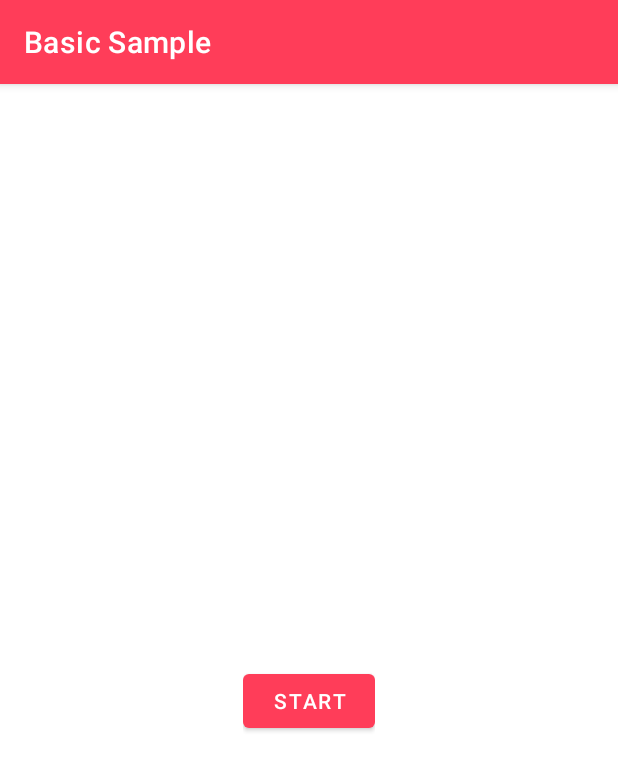
After one commit to deeplyinc/listen-sdk-android-samples, an Android app: the ForegroundServiceActivity screen opened directly, with no data from a screen before it, on a phone screen of 412 x 824 dp. The commit adds this screen. Shown: the top 771 px of the screen. Run offline under Robolectric (Android 15) with nearby library versions, the phone set to English and light mode, and no system bars; our stand-ins replace data binding.

Commit message:
feat: add foreground service example

```diff
--- a/BasicSample/app/src/main/java/com/deeplyinc/listen/samples/basic/MainActivity.kt
+++ b/BasicSample/app/src/main/java/com/deeplyinc/listen/samples/basic/MainActivity.kt
@@ -8,6 +8,7 @@ import androidx.databinding.DataBindingUtil
 import com.deeplyinc.listen.samples.basic.async.AsyncAudioRecordActivity
 import com.deeplyinc.listen.samples.basic.async.AsyncDeeplyRecorderActivity
 import com.deeplyinc.listen.samples.basic.databinding.ActivityMainBinding
+import com.deeplyinc.listen.samples.basic.service.ForegroundServiceActivity
 import com.deeplyinc.listen.samples.basic.simple.SimpleAudioRecordActivity
 import com.deeplyinc.listen.samples.basic.simple.SimpleDeeplyRecorderActivity
 
@@ -22,6 +23,7 @@ class MainActivity : AppCompatActivity() {
         binding.btnSimpleDeeplyRecorder.setOnClickListener { startNewActivity(it) }
         binding.btnAsyncDeeplyRecorder.setOnClickListener { startNewActivity(it) }
         binding.btnAsyncAudioRecord.setOnClickListener { startNewActivity(it) }
+        binding.btnForegroundAudioRecord.setOnClickListener { startNewActivity(it) }
     }
 
     private fun startNewActivity(v: View) {
@@ -30,6 +32,7 @@ class MainActivity : AppCompatActivity() {
             R.id.btn_simple_audio_record -> SimpleAudioRecordActivity::class.java
             R.id.btn_async_deeply_recorder -> AsyncDeeplyRecorderActivity::class.java
             R.id.btn_async_audio_record -> AsyncAudioRecordActivity::class.java
+            R.id.btn_foreground_audio_record -> ForegroundServiceActivity::class.java
             else -> null
         } ?: return
         startActivity(Intent(this, targetActivity))
--- /dev/null
+++ b/BasicSample/app/src/main/java/com/deeplyinc/listen/samples/basic/service/ForegroundServiceActivity.kt
@@ -0,0 +1,41 @@
+package com.deeplyinc.listen.samples.basic.service
+
+import android.Manifest
+import android.content.Intent
+import android.os.Bundle
+import android.util.Log
+import androidx.activity.result.contract.ActivityResultContracts
+import androidx.appcompat.app.AppCompatActivity
+import androidx.databinding.DataBindingUtil
+import com.deeplyinc.listen.samples.basic.R
+import com.deeplyinc.listen.samples.basic.databinding.ActivityBasicBinding
+
+class ForegroundServiceActivity : AppCompatActivity() {
+    companion object {
+        private const val TAG = "ForegroundServiceActivity"
+    }
+
+    private lateinit var binding: ActivityBasicBinding
+
+    override fun onCreate(savedInstanceState: Bundle?) {
+        super.onCreate(savedInstanceState)
+        binding = DataBindingUtil.setContentView(this, R.layout.activity_basic)
+        binding.lifecycleOwner = this
+
+        binding.start.setOnClickListener {
+            startForegroundService(Intent(this, RecordingForegroundService::class.java))
+        }
+
+        requestRecordingPermission()
+    }
+
+    private fun requestRecordingPermission() {
+        val permissionRequest = registerForActivityResult(ActivityResultContracts.RequestPermission()) { isGranted ->
+            if (isGranted) {
+                Log.d(TAG, "Recording permission is granted")
+            }
+        }
+        permissionRequest.launch(Manifest.permission.RECORD_AUDIO)
+    }
+
+}
--- /dev/null
+++ b/BasicSample/app/src/main/res/drawable/ic_baseline_mic_24.xml
@@ -0,0 +1,5 @@
+<vector android:height="24dp" android:tint="#000000"
+    android:viewportHeight="24" android:viewportWidth="24"
+    android:width="24dp" xmlns:android="http://schemas.android.com/apk/res/android">
+    <path android:fillColor="@android:color/white" android:pathData="M12,14c1.66,0 2.99,-1.34 2.99,-3L15,5c0,-1.66 -1.34,-3 -3,-3S9,3.34 9,5v6c0,1.66 1.34,3 3,3zM17.3,11c0,3 -2.54,5.1 -5.3,5.1S6.7,14 6.7,11L5,11c0,3.41 2.72,6.23 6,6.72L11,21h2v-3.28c3.28,-0.48 6,-3.3 6,-6.72h-1.7z"/>
+</vector>
--- a/BasicSample/app/src/main/res/layout/activity_main.xml
+++ b/BasicSample/app/src/main/res/layout/activity_main.xml
@@ -38,6 +38,12 @@
                 android:layout_height="wrap_content"
                 android:text="Async (AudioRecord)" />
 
+            <Button
+                android:id="@+id/btn_foreground_audio_record"
+                android:layout_width="wrap_content"
+                android:layout_height="wrap_content"
+                android:text="Foreground Service (AudioRecord)" />
+
         </LinearLayout>
 
     </androidx.constraintlayout.widget.ConstraintLayout>
```
Also changed, not shown: BasicSample/app/src/main/AndroidManifest.xml (+17 -0 lines), BasicSample/app/src/main/java/com/deeplyinc/listen/samples/basic/service/RecordingForegroundService.kt (added, +135 -0 lines).
